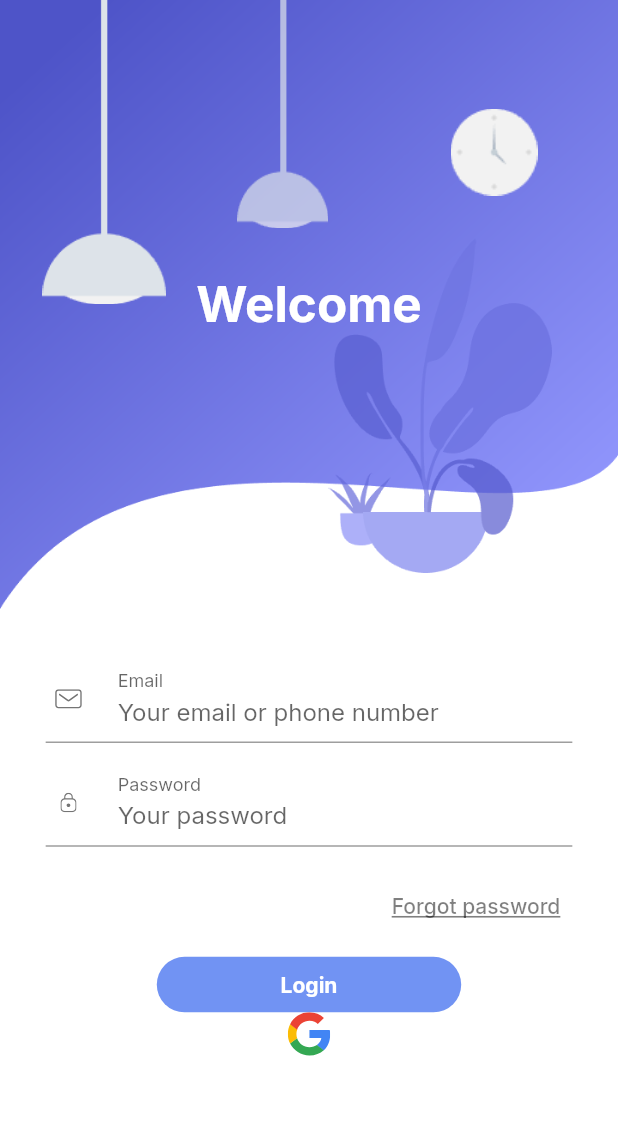
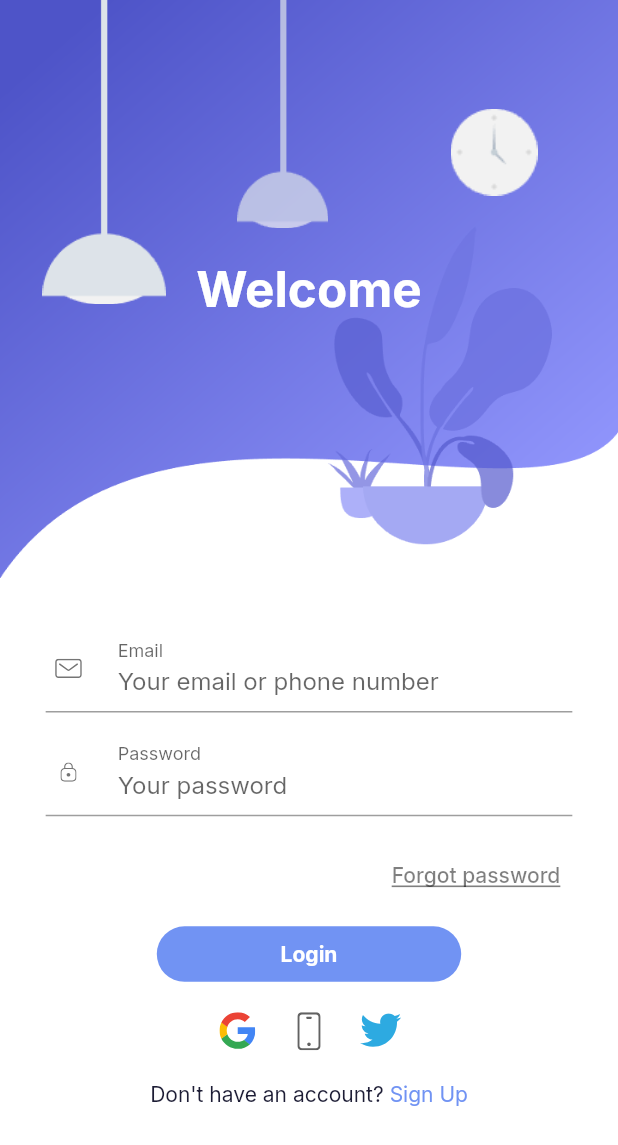
Before and after one commit to lkquan2303/Flutter-Chat-App, a Flutter app: the screen it shows after launch, after a tap on "Skip", on a phone screen of 412 x 824 dp. Shown: the top 1145 px of the screen. Run offline on Flutter 3.47's test engine with Material 2 defaults, Android fonts, the phone set to English and light mode, and no system bars; our stand-ins replace flutter_svg, google_fonts.

Commit message:
feat: Complete Sign In Screen

```diff
--- /dev/null
+++ b/lib/screens/authentication/sign_in/components/social_sign_in.dart
@@ -0,0 +1,39 @@
+import 'package:chat_app/constants/size_config.dart';
+import 'package:flutter/material.dart';
+import 'package:flutter_svg/svg.dart';
+
+class SocialSignIn extends StatelessWidget {
+  const SocialSignIn({
+    Key key,
+  }) : super(key: key);
+
+  @override
+  Widget build(BuildContext context) {
+    return Row(
+      mainAxisAlignment: MainAxisAlignment.center,
+      children: [
+        SvgPicture.asset(
+          "assets/icons/google-icon.svg",
+          height: getProportionateScreenHeight(25),
+          width: getProportionateScreenWidth(25),
+        ),
+        SizedBox(
+          width: getProportionateScreenHeight(20),
+        ),
+        SvgPicture.asset(
+          "assets/icons/Phone.svg",
+          height: getProportionateScreenHeight(25),
+          width: getProportionateScreenWidth(25),
+        ),
+        SizedBox(
+          width: getProportionateScreenHeight(20),
+        ),
+        SvgPicture.asset(
+          "assets/icons/twitter.svg",
+          height: getProportionateScreenHeight(25),
+          width: getProportionateScreenWidth(25),
+        ),
+      ],
+    );
+  }
+}
--- a/lib/screens/authentication/sign_in/sign_in_screen.dart
+++ b/lib/screens/authentication/sign_in/sign_in_screen.dart
@@ -1,10 +1,11 @@
-import 'package:chat_app/components/social_sign_in.dart';
+import 'package:flutter/material.dart';
+
 import 'package:chat_app/constants/constants.dart';
 import 'package:chat_app/constants/size_config.dart';
-import 'package:flutter/material.dart';
 import 'package:flutter_svg/flutter_svg.dart';
 
 import 'components/image_deco_login.dart';
+import 'components/social_sign_in.dart';
 
 class SignInScreen extends StatelessWidget {
   static String routName = "/sign_in";
@@ -17,7 +18,7 @@ class SignInScreen extends StatelessWidget {
           child: Column(
             children: [
               Container(
-                height: getProportionateScreenHeight(400),
+                height: getProportionateScreenHeight(380),
                 decoration: BoxDecoration(
                   image: DecorationImage(
                     image: AssetImage('assets/images/background.png'),
@@ -60,11 +61,13 @@ class SignInScreen extends StatelessWidget {
                   ],
                 ),
               ),
+
+              //*<----------- User Validation ----------->
               Padding(
                 padding: EdgeInsets.all(getProportionateScreenHeight(30)),
                 child: Column(
                   children: [
-                    //<---------- User Email ---------->
+                    //*<---------- User Email ---------->
                     TextFormField(
                       keyboardType: TextInputType.emailAddress,
                       decoration: InputDecoration(
@@ -88,7 +91,7 @@ class SignInScreen extends StatelessWidget {
                     SizedBox(
                       height: getProportionateScreenHeight(10),
                     ),
-                    //<---------- User Password ---------->
+                    //*<---------- User Password ---------->
                     TextFormField(
                       obscureText: true,
                       keyboardType: TextInputType.emailAddress,
@@ -147,24 +150,27 @@ class SignInScreen extends StatelessWidget {
                         ),
                       ),
                     ),
+                    SizedBox(
+                      height: getProportionateScreenHeight(20),
+                    ),
+                    //*<--------- Social Login -------->
+                    SocialSignIn(),
+                    SizedBox(
+                      height: getProportionateScreenHeight(20),
+                    ),
+                    //*Register
                     Row(
                       mainAxisAlignment: MainAxisAlignment.center,
                       children: [
-                        SvgPicture.asset("assets/icons/google-icon.svg", height: 30, width: 30,),
-                        // SocialSignIn(
-                        //   image: "assets/icons/google-icon.svg",
-                        //   onPress: () {},
-                        // ),
-                        // SocialSignIn(
-                        //   image: "assets/icons/Phone.svg",
-                        //   onPress: () {},
-                        // ),
-                        // SocialSignIn(
-                        //   image: "assets/icons/twitter.svg",
-                        //   onPress: () {},
-                        // ),
+                        Text("Don't have an account? "),
+                        InkWell(
+                          child: Text(
+                            "Sign Up",
+                            style: TextStyle(color: kPrimaryColor),
+                          ),
+                        )
                       ],
-                    ),
+                    )
                   ],
                 ),
               )
```
Also changed, not shown: lib/animated/fade_animation.dart (deleted, +0 -32 lines), lib/components/social_sign_in.dart (deleted, +0 -53 lines).
